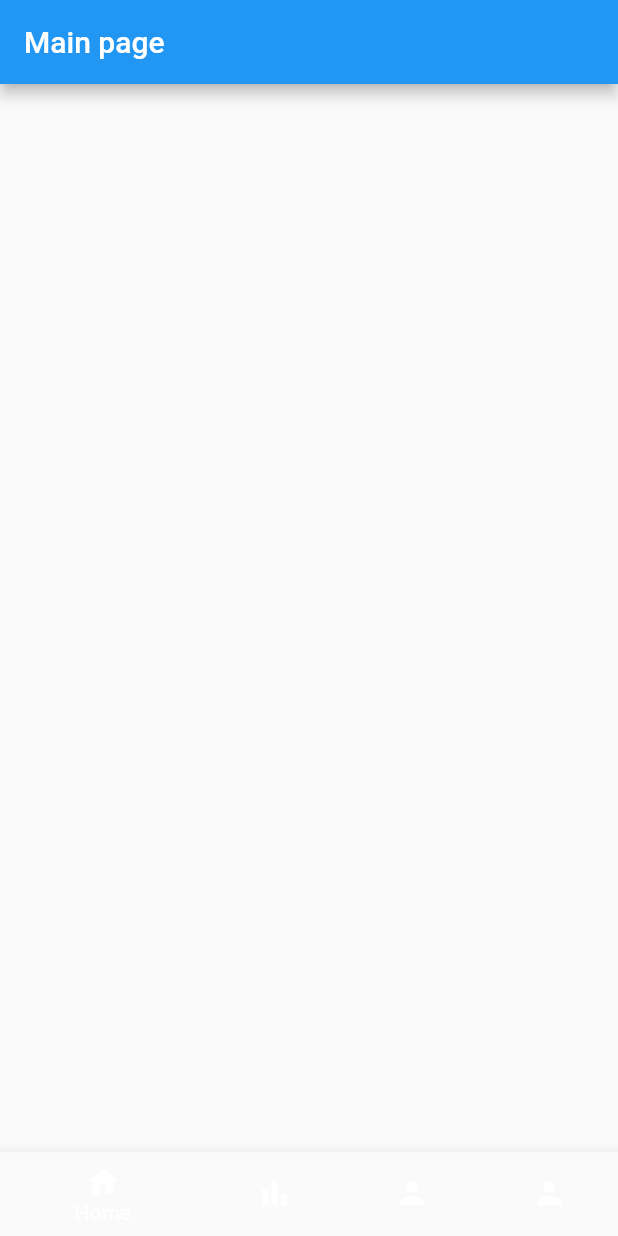
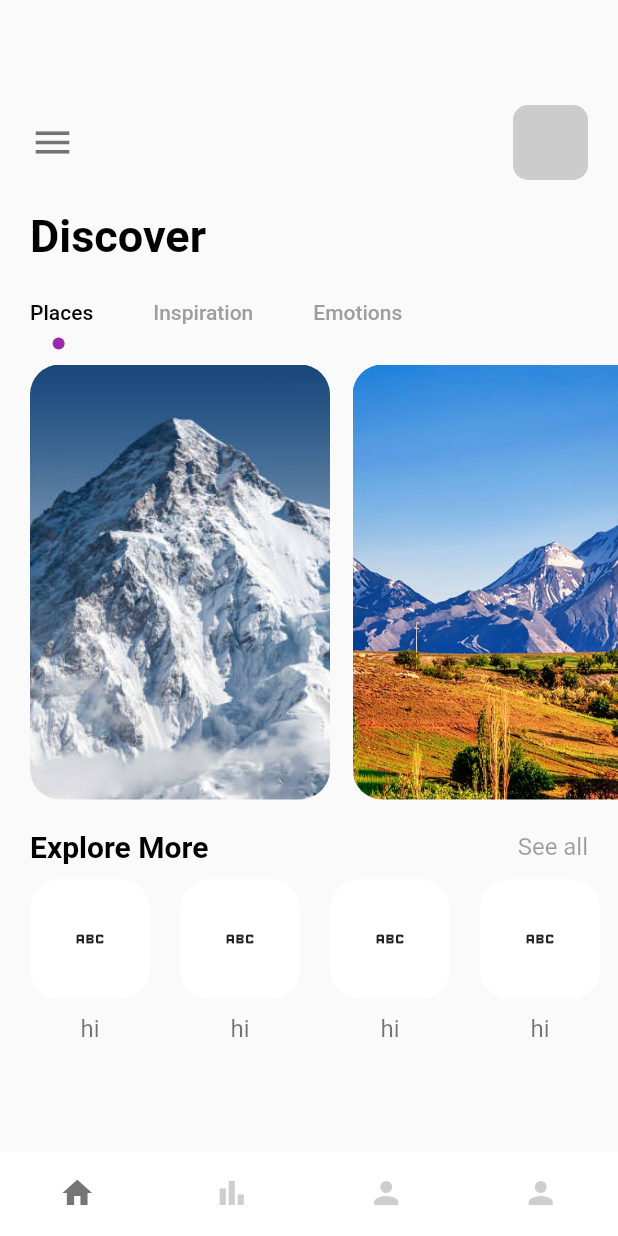
Before and after one commit to hectorlopezv/training_app_bloc_flutter, a Flutter app: the screen it shows after launch, on a phone screen of 412 x 824 dp. Run offline on Flutter 3.47's test engine with Material 2 defaults, Android fonts, the phone set to English and light mode, and no system bars.

Commit message:
adding home page

```diff
--- a/lib/screens/navPages/home_page.dart
+++ b/lib/screens/navPages/home_page.dart
@@ -1,4 +1,7 @@
 import 'package:flutter/material.dart';
+import 'package:travel_app_bloc/wigdets/app_large_text.dart';
+import 'package:travel_app_bloc/wigdets/app_text.dart';
+import 'package:travel_app_bloc/wigdets/circle_tabI_indicator.dart';
 
 class HomePage extends StatefulWidget {
   const HomePage({Key? key}) : super(key: key);
@@ -7,9 +10,165 @@ class HomePage extends StatefulWidget {
   State<HomePage> createState() => _HomePageState();
 }
 
-class _HomePageState extends State<HomePage> {
+class _HomePageState extends State<HomePage> with TickerProviderStateMixin {
   @override
   Widget build(BuildContext context) {
-    return Container();
+    TabController _tabController = TabController(length: 3, vsync: this);
+    return Scaffold(
+      body: Column(
+        crossAxisAlignment: CrossAxisAlignment.start,
+        children: [
+          Container(
+            padding: EdgeInsets.only(top: 70, left: 20),
+            child: Row(
+              children: [
+                Icon(
+                  Icons.menu,
+                  size: 30,
+                  color: Colors.black54,
+                ),
+                Spacer(),
+                Container(
+                  margin: EdgeInsets.only(right: 20),
+                  width: 50,
+                  height: 50,
+                  decoration: BoxDecoration(
+                      borderRadius: BorderRadius.circular(10),
+                      color: Colors.grey.withOpacity(0.5)),
+                )
+              ],
+            ),
+          ),
+          SizedBox(
+            height: 20,
+          ),
+          Container(
+            margin: EdgeInsets.only(left: 20),
+            child: AppLargeText(text: "Discover"),
+          ),
+          SizedBox(
+            height: 10,
+          ),
+          //tabbar
+          Container(
+            child: Align(
+              alignment: Alignment.centerLeft,
+              child: TabBar(
+                labelPadding: EdgeInsets.only(left: 20, right: 20),
+                indicatorSize: TabBarIndicatorSize.label,
+                labelColor: Colors.black,
+                unselectedLabelColor: Colors.grey,
+                isScrollable: true,
+                indicator: CircleTabIndicator(color: Colors.purple, radius: 4),
+                controller: _tabController,
+                tabs: [
+                  Tab(
+                    text: "Places",
+                  ),
+                  Tab(
+                    text: "Inspiration",
+                  ),
+                  Tab(
+                    text: "Emotions",
+                  ),
+                ],
+              ),
+            ),
+          ),
+          Container(
+            padding: EdgeInsets.only(left: 20),
+            height: 300,
+            width: double.infinity,
+            child: TabBarView(
+              controller: _tabController,
+              children: [
+                ListView.builder(
+                  scrollDirection: Axis.horizontal,
+                  itemBuilder: (context, index) {
+                    return Container(
+                      margin: EdgeInsets.only(right: 15, top: 10),
+                      width: 200,
+                      height: 300,
+                      decoration: BoxDecoration(
+                        borderRadius: BorderRadius.circular(20),
+                        color: Colors.white,
+                        image: DecorationImage(
+                          image: AssetImage(
+                              'assets/images/mountain_${index + 1}.jpeg'),
+                          fit: BoxFit.cover,
+                        ),
+                      ),
+                    );
+                  },
+                  itemCount: 3,
+                ),
+                Text("inpsiration"),
+                Text("Emotions"),
+              ],
+            ),
+          ),
+          SizedBox(
+            height: 20,
+          ),
+          Container(
+            margin: EdgeInsets.only(left: 20, right: 20),
+            child: Row(
+              mainAxisAlignment: MainAxisAlignment.spaceBetween,
+              children: [
+                AppLargeText(
+                  text: "Explore More",
+                  size: 20,
+                ),
+                AppText(
+                  text: "See all",
+                  color: Colors.black38,
+                )
+              ],
+            ),
+          ),
+          SizedBox(
+            height: 10,
+          ),
+          Container(
+            height: 120,
+            width: double.infinity,
+            margin: EdgeInsets.only(left: 20),
+            child: ListView.builder(
+              scrollDirection: Axis.horizontal,
+              itemBuilder: (context, index) {
+                return Container(
+                  margin: EdgeInsets.only(right: 20),
+                  child: Column(
+                    children: [
+                      Container(
+                        //  margin: EdgeInsets.only(right: 50),
+                        width: 80,
+                        height: 80,
+                        child: Icon(Icons.abc_outlined),
+                        decoration: BoxDecoration(
+                          borderRadius: BorderRadius.circular(20),
+                          color: Colors.white,
+                        ),
+                      ),
+                      SizedBox(
+                        height: 10,
+                      ),
+                      Container(
+                        width: 80,
+                        height: 20,
+                        child: Center(
+                          child: AppText(text: "hi"),
+                        ),
+                      ),
+                    ],
+                  ),
+                );
+              },
+              itemCount: 4,
+            ),
+          )
+        ],
+      ),
+    );
   }
 }
--- a/lib/screens/navPages/main_page.dart
+++ b/lib/screens/navPages/main_page.dart
@@ -12,19 +12,37 @@ class MainPage extends StatefulWidget {
 }
 
 class _MainPageState extends State<MainPage> {
+  int _currentIndex = 0;
   late List pages = [
     HomePage(),
     BarItemPage(),
     MyPage(),
     SearchPage(),
   ];
+
+  void onTap(int index) {
+    setState(() {
+      _currentIndex = index;
+    });
+  }
+
   @override
   Widget build(BuildContext context) {
     return Scaffold(
-      appBar: AppBar(
-        title: Text("Main page"),
-      ),
+      backgroundColor: Colors.white,
+
       bottomNavigationBar: BottomNavigationBar(
+        unselectedFontSize: 0,
+        selectedFontSize: 0,
+        type: BottomNavigationBarType.fixed,
+        backgroundColor: Colors.white,
+        currentIndex: _currentIndex,
+        selectedItemColor: Colors.black54,
+        unselectedItemColor: Colors.grey.withOpacity(0.5),
+        showSelectedLabels: false,
+        showUnselectedLabels: false,
+        elevation: 0,
+        onTap: onTap,
         items: [
           BottomNavigationBarItem(
             icon: Icon(Icons.home),
@@ -44,7 +62,7 @@ class _MainPageState extends State<MainPage> {
           ),
         ],
       ),
-      body: pages[0],
+      body: pages[_currentIndex],
     );
   }
 }
--- /dev/null
+++ b/lib/wigdets/circle_tabI_indicator.dart
@@ -0,0 +1,31 @@
+import 'package:flutter/material.dart';
+
+class CircleTabIndicator extends Decoration {
+  final Color color;
+  final double radius;
+
+  CircleTabIndicator({required this.color, required this.radius});
+
+  @override
+  BoxPainter createBoxPainter([VoidCallback? onChanged]) {
+    return _circlePainter(color: color, radius: radius);
+  }
+}
+
+class _circlePainter extends BoxPainter {
+  final Color color;
+  final double radius;
+
+  _circlePainter({required this.color, required this.radius});
+  @override
+  void paint(Canvas canvas, Offset offset, ImageConfiguration configuration) {
+    final Paint paint = Paint();
+    paint.color = color;
+    paint.isAntiAlias = true;
+    final Offset circleOffset = Offset(
+        configuration.size!.width / 2 - radius / 2,
+        configuration.size!.height - radius);
+
+    canvas.drawCircle(offset + circleOffset, radius, paint);
+  }
+}
```
Also changed, not shown: assets/images/mountain_1.jpeg (added), assets/images/mountain_2.jpeg (added), assets/images/mountain_3.jpeg (added), lib/screens/detail_page.dart (added).
